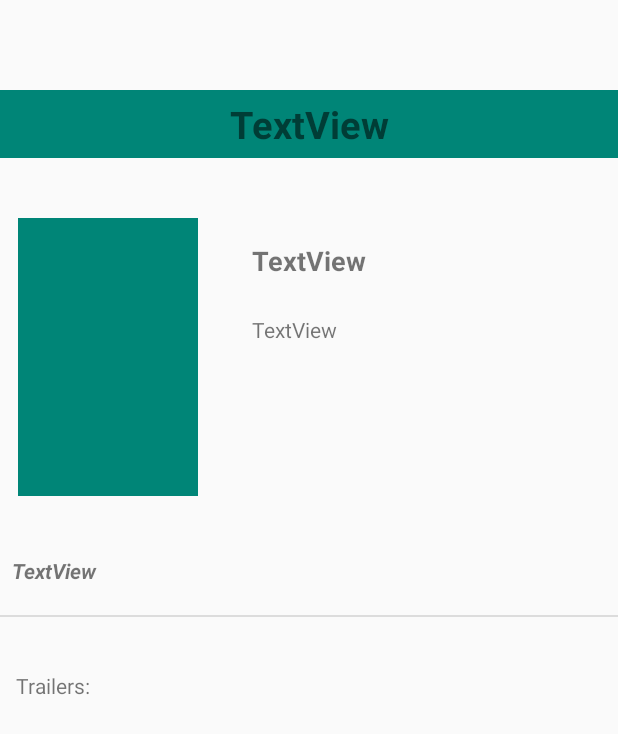
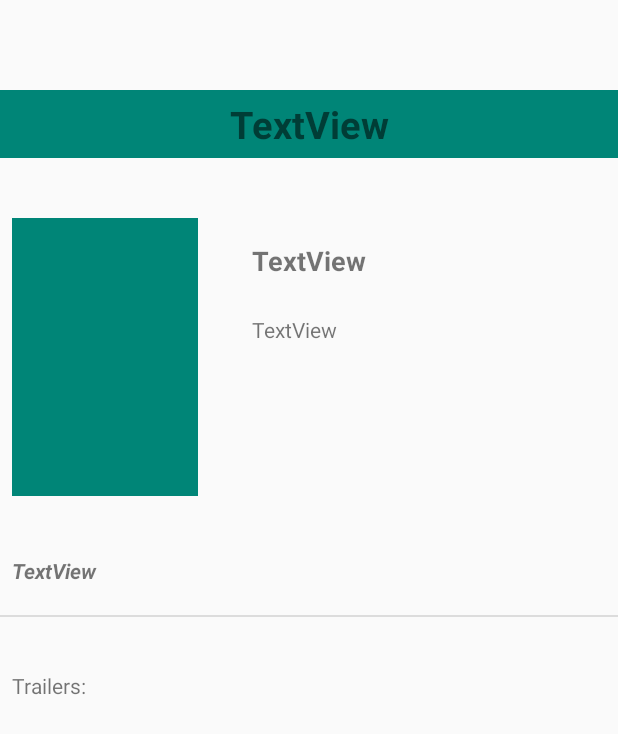
Before and after one commit to jtoguntoye/PopularMovies, an Android app: the layout content_movie_details.xml on its own in the app's theme, with its tools: preview values and no code run, on a phone screen of 412 x 824 dp. Shown: the top 734 px of the screen. Run offline under Robolectric (Android 15) with nearby library versions, the phone set to English and light mode, and no system bars.

```diff
--- a/app/build.gradle
+++ b/app/build.gradle
@@ -19,7 +19,7 @@ android {
         buildConfigField("String", "TMDB_API_KEY", apikeyProperties['TMDB-API-KEY'])
 
         applicationId "com.e.popularmoviesudacity"
-        minSdkVersion 23
+        minSdkVersion 19
         targetSdkVersion 29
         versionCode 1
         versionName "1.0"
--- a/app/src/main/AndroidManifest.xml
+++ b/app/src/main/AndroidManifest.xml
@@ -22,11 +22,10 @@
             android:label="@string/title_activity_movie_details"
             android:parentActivityName=".MainActivity"
             android:theme="@style/AppTheme.NoActionBar">
-            <meta-data
-                android:name="android.support.PARENT_ACTIVITY"
-                android:value="com.e.popularmoviesudacity.MainActivity" />
+
         </activity>
         <activity
+            android:launchMode="singleTop"
             android:name=".MainActivity"
             android:label="@string/app_name"
             android:theme="@style/AppTheme.NoActionBar">
--- a/app/src/main/java/com/e/popularmoviesudacity/movieDataSource.java
+++ b/app/src/main/java/com/e/popularmoviesudacity/movieDataSource.java
@@ -83,6 +83,7 @@ public class movieDataSource {
             public void onResponse(Call<MovieResponse> call, Response<MovieResponse> response) {
                 if(response.body()!= null){
                     topRatedMovieList.postValue(response.body().getMovies());
+                    Log.d("TOPRATED-SOURCE", "SIZE:"+ response.body().getMovies().size());
                 }
 
                 else {Log.d("TOPRATED", "Response is null");
--- a/app/src/main/res/layout/content_movie_details.xml
+++ b/app/src/main/res/layout/content_movie_details.xml
@@ -17,14 +17,14 @@
 
 
         <TextView
-            android:textSize="25sp"
+            android:textSize="@dimen/detail_title_text_size"
             android:id="@+id/detail_movie_title"
             android:layout_width="match_parent"
-            android:layout_height="45dp"
-            android:layout_marginTop="60dp"
+            android:layout_height="@dimen/detail_title_text_height"
+            android:layout_marginTop="@dimen/detail_title_margin_top"
             android:background="@color/colorPrimary"
             android:gravity="center_vertical"
-            android:text="TextView"
+            tools:text="TextView"
             android:textAlignment="center"
             android:textStyle="bold"
             app:layout_constraintTop_toTopOf="parent"
@@ -32,33 +32,37 @@
 
         <ImageView
             android:id="@+id/detail_movie_poster"
-            android:layout_width="120dp"
-            android:layout_height="185dp"
-            android:layout_marginTop="40dp"
-            android:layout_marginEnd="280dp"
+            android:layout_marginStart="@dimen/detail_poster_margin_start"
+            android:layout_width="@dimen/match_constraint"
+            android:layout_height="@dimen/detail_poster_height"
+            android:layout_marginTop="@dimen/detail_poster_margin_top"
+            android:layout_marginEnd="@dimen/detail_poster_margin_end"
+            app:layout_constraintStart_toStartOf="parent"
             app:layout_constraintEnd_toEndOf="parent"
             app:layout_constraintTop_toBottomOf="@+id/detail_movie_title"
             tools:srcCompat="@color/colorPrimary" />
 
         <TextView
             android:id="@+id/release_year"
-            android:layout_width="222dp"
+            android:layout_width="@dimen/match_constraint"
             android:layout_height="wrap_content"
-            android:layout_marginStart="36dp"
-            android:layout_marginTop="56dp"
-            android:text="TextView"
-            android:textSize="18sp"
+            android:layout_marginStart="@dimen/detail_year_margin_start"
+            android:layout_marginTop="@dimen/detail_year_margin_top"
+            tools:text="TextView"
+            android:textSize="@dimen/detail_year_text_size"
             android:textStyle="bold"
+            app:layout_constraintEnd_toEndOf="parent"
             app:layout_constraintStart_toEndOf="@+id/detail_movie_poster"
             app:layout_constraintTop_toBottomOf="@+id/detail_movie_title" />
 
         <TextView
             android:id="@+id/movie_rating"
-            android:layout_width="222dp"
+            android:layout_width="@dimen/match_constraint"
             android:layout_height="wrap_content"
-            android:layout_marginStart="36dp"
-            android:layout_marginTop="24dp"
-            android:text="TextView"
+            android:layout_marginStart="@dimen/detail_rating_margin_start"
+            android:layout_marginTop="@dimen/detail_rating_margin_top"
+            tools:text="TextView"
+            app:layout_constraintEnd_toEndOf="parent"
             app:layout_constraintStart_toEndOf="@+id/detail_movie_poster"
             app:layout_constraintTop_toBottomOf="@+id/release_year" />
 
@@ -66,10 +70,10 @@
             android:id="@+id/movie_overview"
             android:layout_width="match_parent"
             android:layout_height="wrap_content"
-            android:layout_marginTop="40dp"
-            android:layout_marginStart="8dp"
-            android:layout_marginEnd="8dp"
-            android:text="TextView"
+            android:layout_marginTop="@dimen/detail_overview_margin_top"
+            android:layout_marginStart="@dimen/detail_overview_margin_start"
+            android:layout_marginEnd="@dimen/detail_overview_margin_end"
+            tools:text="TextView"
             android:textStyle="bold|italic"
             app:layout_constraintTop_toBottomOf="@+id/detail_movie_poster"
             tools:layout_editor_absoluteX="11dp" />
@@ -77,8 +81,8 @@
         <View
             android:id="@+id/divider"
             android:layout_width="match_parent"
-            android:layout_height="1dp"
-            android:layout_marginTop="20dp"
+            android:layout_height="@dimen/trailer_divider_height"
+            android:layout_marginTop="@dimen/trailer_divider_margin_top"
             android:background="?android:attr/listDivider"
             app:layout_constraintTop_toBottomOf="@+id/movie_overview"
             tools:layout_editor_absoluteX="0dp" />
@@ -87,17 +91,19 @@
             android:id="@+id/trailer_recycler_View"
             android:layout_width="match_parent"
             android:layout_height="wrap_content"
-            android:layout_marginTop="20dp"
+            android:layout_marginTop="@dimen/trailer_recycler_margin_top"
             app:layout_constraintTop_toBottomOf="@+id/trailer_heading"
             tools:layout_editor_absoluteX="0dp" />
 
         <TextView
+            android:layout_marginStart="@dimen/detail_poster_margin_start"
             android:id="@+id/trailer_heading"
-            android:layout_width="wrap_content"
-            android:layout_height="25dp"
-            android:layout_marginTop="36dp"
-            android:layout_marginEnd="352dp"
-            android:text="Trailers:"
+            android:layout_width="@dimen/match_constraint"
+            android:layout_height="@dimen/trailer_heading_height"
+            android:layout_marginTop="@dimen/trailer_heading_margin_top"
+            android:layout_marginEnd="@dimen/trailer_heading_margin_end"
+            tools:text="Trailers:"
+            app:layout_constraintStart_toStartOf="parent"
             app:layout_constraintEnd_toEndOf="parent"
             app:layout_constraintTop_toBottomOf="@+id/divider" />
     </androidx.constraintlayout.widget.ConstraintLayout>
--- a/app/src/main/res/values/dimens.xml
+++ b/app/src/main/res/values/dimens.xml
@@ -1,4 +1,28 @@
 <resources>
     <dimen name="fab_margin">16dp</dimen>
     <dimen name="cardview_elevation">4dp</dimen>
+    <dimen name="detail_poster_margin_start">8dp</dimen>
+    <dimen name="detail_poster_margin_top">40dp</dimen>
+    <dimen name="detail_poster_margin_end">280dp</dimen>
+    <dimen name="detail_poster_height">185dp</dimen>
+    <dimen name="detail_title_text_size">25sp</dimen>
+    <dimen name="detail_title_text_height">45dp</dimen>
+    <dimen name="detail_title_margin_top">60dp</dimen>
+    <dimen name="trailer_heading_height">25dp</dimen>
+    <dimen name="trailer_heading_margin_top">36dp</dimen>
+    <dimen name="trailer_heading_margin_end">352dp</dimen>
+    <dimen name="trailer_recycler_margin_top">20dp</dimen>
+    <dimen name="trailer_divider_margin_top">20dp</dimen>
+    <dimen name="trailer_divider_height">1dp</dimen>
+    <dimen name="detail_overview_margin_top">40dp</dimen>
+    <dimen name="detail_overview_margin_start">8dp</dimen>
+    <dimen name="detail_overview_margin_end">8dp</dimen>
+    <dimen name="detail_rating_width">222dp</dimen>
+    <dimen name="detail_rating_margin_start">36dp</dimen>
+    <dimen name="detail_rating_margin_top">24dp</dimen>
+    <dimen name="detail_year_width">222dp</dimen>
+    <dimen name="detail_year_margin_start">36dp</dimen>
+    <dimen name="detail_year_margin_top">56dp</dimen>
+    <dimen name="detail_year_text_size">18sp</dimen>
+    <dimen name="match_constraint">0dp</dimen>
 </resources>
```
Also changed, not shown: app/src/main/java/com/e/popularmoviesudacity/MainActivity.java (+42 -15 lines), app/src/main/java/com/e/popularmoviesudacity/SettingsFragment.java (+28 -2 lines), app/src/main/java/com/e/popularmoviesudacity/mainActivityViewModel.java (+7 -5 lines).
